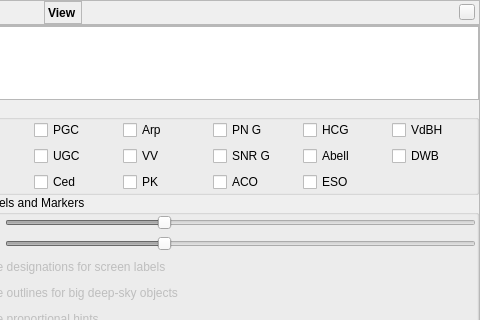
Above: src/gui/viewDialog.ui from 519984307/stellarium_src before the change; both pictures show x 329 to 809 and y 0 to 320 of the 809 by 567 pixel window. Below: the same form after it.
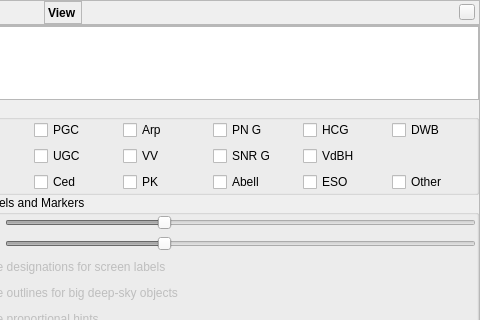
That is the form after the change. The open tabs and pages were chosen to show the change. Icons and pictures are not drawn. Custom widgets are drawn as their Qt base class.

Commit message:
Update DSO catalog (v3.9):
- Added special case Catalogs/Other in GUI for objects without
identifier
- Removed Abell planetary nebulae catalog
- Fixed filter properly objects by catalogs (fix #1052)
- Fixed few wrong objects in DSO catalog

Patch:
```diff
--- a/src/gui/viewDialog.ui
+++ b/src/gui/viewDialog.ui
@@ -1875,19 +1875,6 @@
                </attribute>
               </widget>
              </item>
-             <item row="1" column="7">
-              <widget class="QCheckBox" name="checkBoxAbell">
-               <property name="toolTip">
-                <string>Abell Catalog of Planetary Nebulae (Abell, 1966)</string>
-               </property>
-               <property name="text">
-                <string notr="true">Abell</string>
-               </property>
-               <attribute name="buttonGroup">
-                <string notr="true">buttonGroupDisplayedDSOCatalogs</string>
-               </attribute>
-              </widget>
-             </item>
              <item row="2" column="5">
               <widget class="QCheckBox" name="checkBoxPK">
                <property name="toolTip">
@@ -1946,14 +1933,14 @@
                 <string>A Catalog of Rich Clusters of Galaxies (Abell+, 1989)</string>
                </property>
                <property name="text">
-                <string notr="true">ACO</string>
+                <string notr="true">Abell</string>
                </property>
                <attribute name="buttonGroup">
                 <string notr="true">buttonGroupDisplayedDSOCatalogs</string>
                </attribute>
               </widget>
              </item>
-             <item row="0" column="8">
+             <item row="1" column="7">
               <widget class="QCheckBox" name="checkBoxVdBH">
                <property name="toolTip">
                 <string>Catalogue of southern stars embedded in nebulosity (Van den Bergh and Herbst, 1975)</string>
@@ -1966,7 +1953,7 @@
                </attribute>
               </widget>
              </item>
-             <item row="1" column="8">
+             <item row="0" column="8">
               <widget class="QCheckBox" name="checkBoxDWB">
                <property name="toolTip">
                 <string>Catalogue and distances of optically visible H II regions (Dickel+, 1969)</string>
@@ -1979,6 +1966,16 @@
                </attribute>
               </widget>
              </item>
+             <item row="2" column="8">
+              <widget class="QCheckBox" name="checkBoxOther">
+               <property name="text">
+                <string comment="other catalogs">Other</string>
+               </property>
+               <attribute name="buttonGroup">
+                <string notr="true">buttonGroupDisplayedDSOCatalogs</string>
+               </attribute>
+              </widget>
+             </item>
             </layout>
            </widget>
           </item>
```
The commit also changes 8 other files.
